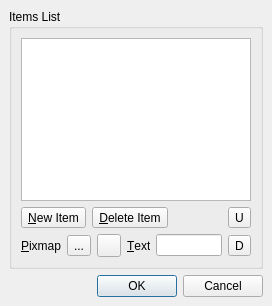
Before: the Qt Designer form qtopiacore/qt/tools/designer/src/components/taskmenu/listwidgeteditor.ui in muromec/qtopia-ezx, drawn with Qt 5.
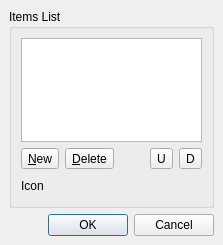
After: the same form once the commit is applied. Custom widgets are drawn as their Qt base class.

The edit to the form file:
```diff
--- a/qtopiacore/qt/tools/designer/src/components/taskmenu/listwidgeteditor.ui
+++ b/qtopiacore/qt/tools/designer/src/components/taskmenu/listwidgeteditor.ui
@@ -47,8 +47,8 @@
    <rect>
     <x>0</x>
     <y>0</y>
-    <width>272</width>
-    <height>306</height>
+    <width>223</width>
+    <height>245</height>
    </rect>
   </property>
   <property name="windowTitle" >
@@ -66,129 +66,23 @@
      <property name="title" >
       <string>Items List</string>
      </property>
-     <layout class="QGridLayout" >
-      <property name="margin" >
-       <number>9</number>
-      </property>
-      <property name="spacing" >
-       <number>6</number>
-      </property>
-      <item row="2" column="1" >
-       <widget class="QToolButton" name="moveItemDownButton" >
+     <layout class="QGridLayout" name="gridLayout" >
+      <item row="0" column="0" >
+       <widget class="QListWidget" name="listWidget" >
         <property name="toolTip" >
-         <string>Move Item Down</string>
-        </property>
-        <property name="text" >
-         <string>D</string>
-        </property>
-       </widget>
-      </item>
-      <item row="2" column="0" >
-       <layout class="QHBoxLayout" >
-        <property name="margin" >
-         <number>0</number>
-        </property>
-        <property name="spacing" >
-         <number>6</number>
-        </property>
-        <item>
-         <widget class="QLabel" name="pixmapLabel" >
-          <property name="sizePolicy" >
-           <sizepolicy>
-            <hsizetype>0</hsizetype>
-            <vsizetype>5</vsizetype>
-            <horstretch>0</horstretch>
-            <verstretch>0</verstretch>
-           </sizepolicy>
-          </property>
-          <property name="text" >
-           <string>&amp;Pixmap</string>
-          </property>
-          <property name="buddy" >
-           <cstring>previewPixmapItemButton</cstring>
-          </property>
-         </widget>
-        </item>
-        <item>
-         <widget class="QToolButton" name="previewPixmapItemButton" >
-          <property name="toolTip" >
-           <string>Set Item Pixmap</string>
-          </property>
-          <property name="text" >
-           <string>...</string>
-          </property>
-         </widget>
-        </item>
-        <item>
-         <widget class="QToolButton" name="deletePixmapItemButton" >
-          <property name="toolTip" >
-           <string>Reset Item Pixmap</string>
-          </property>
-          <property name="text" >
-           <string/>
-          </property>
-         </widget>
-        </item>
-        <item>
-         <widget class="QLabel" name="textLabel" >
-          <property name="sizePolicy" >
-           <sizepolicy>
-            <hsizetype>0</hsizetype>
-            <vsizetype>5</vsizetype>
-            <horstretch>0</horstretch>
-            <verstretch>0</verstretch>
-           </sizepolicy>
-          </property>
-          <property name="text" >
-           <string>&amp;Text</string>
-          </property>
-          <property name="buddy" >
-           <cstring>itemTextLineEdit</cstring>
-          </property>
-         </widget>
-        </item>
-        <item>
-         <widget class="QLineEdit" name="itemTextLineEdit" >
-          <property name="sizePolicy" >
-           <sizepolicy>
-            <hsizetype>7</hsizetype>
-            <vsizetype>4</vsizetype>
-            <horstretch>0</horstretch>
-            <verstretch>0</verstretch>
-           </sizepolicy>
-          </property>
-          <property name="toolTip" >
-           <string>Set Item Text</string>
-          </property>
-         </widget>
-        </item>
-       </layout>
-      </item>
-      <item row="1" column="1" >
-       <widget class="QToolButton" name="moveItemUpButton" >
-        <property name="toolTip" >
-         <string>Move Item Up</string>
-        </property>
-        <property name="text" >
-         <string>U</string>
+         <string>Items List</string>
         </property>
        </widget>
       </item>
       <item row="1" column="0" >
-       <layout class="QHBoxLayout" >
-        <property name="margin" >
-         <number>0</number>
-        </property>
-        <property name="spacing" >
-         <number>6</number>
-        </property>
+       <layout class="QHBoxLayout" name="horizontalLayout_2" >
         <item>
          <widget class="QToolButton" name="newItemButton" >
           <property name="toolTip" >
            <string>New Item</string>
           </property>
           <property name="text" >
-           <string>&amp;New Item</string>
+           <string>&amp;New</string>
           </property>
          </widget>
         </item>
@@ -198,7 +92,7 @@
            <string>Delete Item</string>
           </property>
           <property name="text" >
-           <string>&amp;Delete Item</string>
+           <string>&amp;Delete</string>
           </property>
          </widget>
         </item>
@@ -215,14 +109,54 @@
           </property>
          </spacer>
         </item>
+        <item>
+         <widget class="QToolButton" name="moveItemUpButton" >
+          <property name="toolTip" >
+           <string>Move Item Up</string>
+          </property>
+          <property name="text" >
+           <string>U</string>
+          </property>
+         </widget>
+        </item>
+        <item>
+         <widget class="QToolButton" name="moveItemDownButton" >
+          <property name="toolTip" >
+           <string>Move Item Down</string>
+          </property>
+          <property name="text" >
+           <string>D</string>
+          </property>
+         </widget>
+        </item>
        </layout>
       </item>
-      <item row="0" column="0" colspan="2" >
-       <widget class="QListWidget" name="listWidget" >
-        <property name="toolTip" >
-         <string>Items List</string>
-        </property>
-       </widget>
+      <item row="2" column="0" >
+       <layout class="QHBoxLayout" name="horizontalLayout" >
+        <item>
+         <widget class="QLabel" name="label" >
+          <property name="text" >
+           <string>Icon</string>
+          </property>
+         </widget>
+        </item>
+        <item>
+         <widget class="qdesigner_internal::IconSelector" native="1" name="itemIconSelector" />
+        </item>
+        <item>
+         <spacer name="horizontalSpacer" >
+          <property name="orientation" >
+           <enum>Qt::Horizontal</enum>
+          </property>
+          <property name="sizeHint" stdset="0" >
+           <size>
+            <width>108</width>
+            <height>21</height>
+           </size>
+          </property>
+         </spacer>
+        </item>
+       </layout>
       </item>
      </layout>
     </widget>
@@ -233,12 +167,20 @@
       <enum>Qt::Horizontal</enum>
      </property>
      <property name="standardButtons" >
-      <set>QDialogButtonBox::Cancel|QDialogButtonBox::NoButton|QDialogButtonBox::Ok</set>
+      <set>QDialogButtonBox::Cancel|QDialogButtonBox::Ok</set>
      </property>
     </widget>
    </item>
   </layout>
  </widget>
+ <customwidgets>
+  <customwidget>
+   <class>qdesigner_internal::IconSelector</class>
+   <extends>QWidget</extends>
+   <header>iconselector_p.h</header>
+   <container>1</container>
+  </customwidget>
+ </customwidgets>
  <tabstops>
   <tabstop>listWidget</tabstop>
   <tabstop>newItemButton</tabstop>
```
Left out of the diff: 69 changed lines with no effect on the pictures.
